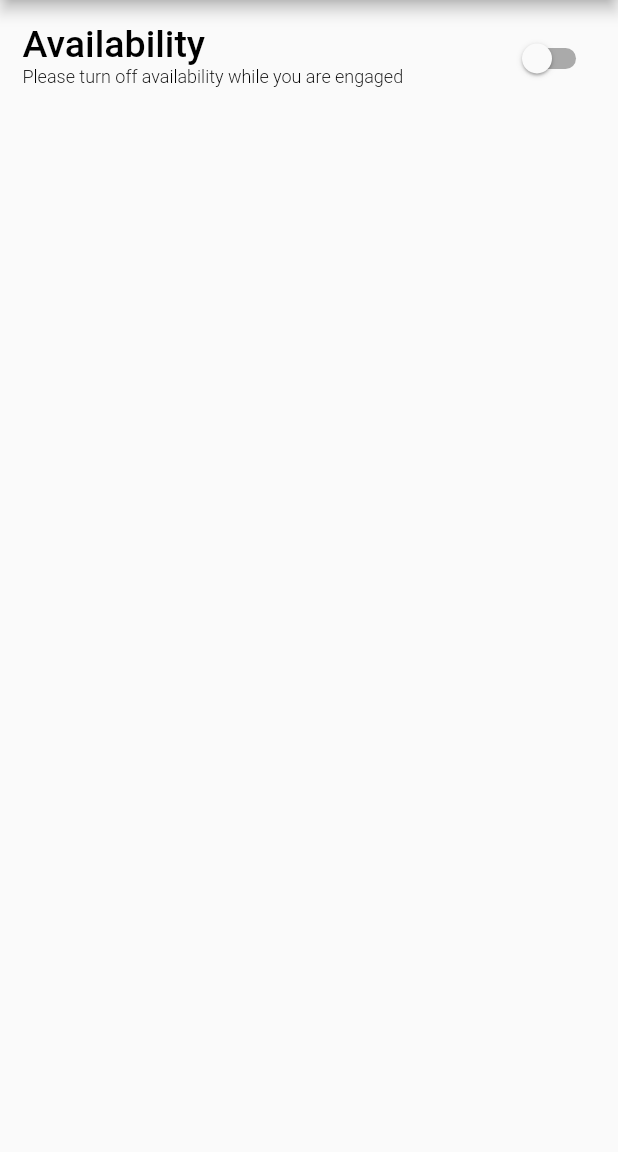
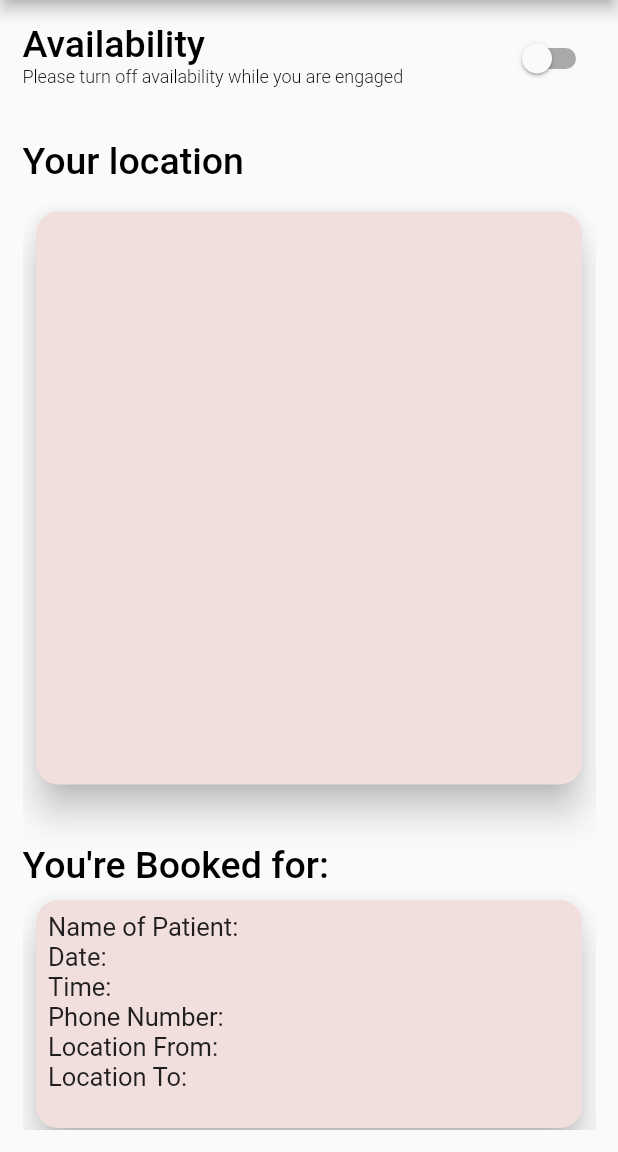
Before and after one commit to rubeyyyy/ambulance-service, a Flutter app: the serviceDashboard screen opened directly, on a phone screen of 412 x 824 dp, the part 84-1236 px from its top. Run offline on Flutter 3.47's test engine with Material 2 defaults, Android fonts, the phone set to English and light mode, and no system bars; Roboto replaces fonts that are missing (Montserrat).

```diff
--- a/bhopu/lib/screen/complaints.dart
+++ b/bhopu/lib/screen/complaints.dart
@@ -45,7 +45,7 @@ class _complaintsState extends State<complaints> {
                   ),
                   Text('Full Name*'),
                   SizedBox(
-                    height: 10,
+                    height: 5,
                   ),
                   TextFormField(
                     validator: (value) {
@@ -65,7 +65,7 @@ class _complaintsState extends State<complaints> {
                   ),
                   Text('Phone Number*'),
                   SizedBox(
-                    height: 10,
+                    height: 5,
                   ),
                   TextFormField(
                     validator: (value) {
@@ -82,7 +82,7 @@ class _complaintsState extends State<complaints> {
                   ),
                   Text('Complain Against'),
                   SizedBox(
-                    height: 10,
+                    height: 5,
                   ),
 
                   DropdownButton<String>(
@@ -102,9 +102,21 @@ class _complaintsState extends State<complaints> {
                 SizedBox(
                     height: 20,
                   ),
+                   Text('Complain Against ambulance number (if any)'),
+                  SizedBox(
+                    height: 5,
+                  ),
+                  TextFormField(
+                    decoration: InputDecoration(
+                        hintText: 'Enter your Ambulance number',
+                        border: OutlineInputBorder()),
+                  ),
+                  SizedBox(
+                    height: 20,
+                  ),
                   Text('Write down Your Problem*'),
                   SizedBox(
-                    height: 10,
+                    height: 5,
                   ),
                   TextFormField(
                     validator: (value) {
@@ -113,10 +125,10 @@ class _complaintsState extends State<complaints> {
                       }
 
                     },
-                    decoration: InputDecoration(
-                        border: OutlineInputBorder()
+                    // decoration: InputDecoration(
+                    //     border: OutlineInputBorder()
 
-                        ),
+                    //     ),
                   ),
                   SizedBox(
                     height: 20,
--- a/bhopu/lib/screen/serviceDashboard.dart
+++ b/bhopu/lib/screen/serviceDashboard.dart
@@ -22,7 +22,12 @@ class _serviceDashboardState extends State<serviceDashboard> {
       drawer: NavBar(),
       body:Padding(
         padding: const EdgeInsets.all(15.0),
-        child: Row(
+        child: SingleChildScrollView(
+          child: Column(
+                    mainAxisAlignment: MainAxisAlignment.start,
+            crossAxisAlignment: CrossAxisAlignment.start,
+                      children: [
+                        Row(
             mainAxisAlignment: MainAxisAlignment.spaceBetween,
             crossAxisAlignment: CrossAxisAlignment.start,
             children: [
@@ -58,8 +63,92 @@ class _serviceDashboardState extends State<serviceDashboard> {
 
           ]
           ),
+            SizedBox(
+            height: 30,
+          ),
+           Text("Your location",style: TextStyle(fontSize: 25, fontWeight: FontWeight.w500, fontFamily: 'Montserrat', color: Colors.black),),
+          Container(
+            //yesma map
+          ),
+            SizedBox(
+            height: 10,
+          ),
+          Container(
+             width: 400,
+          height: 400,
+          padding: new EdgeInsets.all(5.0),
+          child: Card(
+            shape: RoundedRectangleBorder(
+              borderRadius: BorderRadius.circular(15.0),
+            ),
+            color: Color.fromARGB(255, 241, 223, 222),
+            elevation: 10,
+          ),
+          ),
+
+          SizedBox(
+            height: 30,
+          ),
+          Text("You're Booked for:",style: TextStyle(fontSize: 25, fontWeight: FontWeight.w500, fontFamily: 'Montserrat', color: Colors.black),),
+
+          Container(
+             width: 400,
+          height: 170,
+          padding: new EdgeInsets.all(5.0),
+          child: Card(
+            shape: RoundedRectangleBorder(
+              borderRadius: BorderRadius.circular(15.0),
+            ),
+            color: Color.fromARGB(255, 241, 223, 222),
+            elevation: 10,
+             child: Padding(
+               padding: const EdgeInsets.all(8.0),
+               child: Column(
+                mainAxisAlignment: MainAxisAlignment.start,
+                crossAxisAlignment: CrossAxisAlignment.start,
+                children: <Widget>[
+                     Text(
+                      'Name of Patient:',
+                      style: TextStyle(fontSize: 17.0)
+                    ),
+                    Text(
+                      'Date:',
+                      style: TextStyle(fontSize: 17.0)
+                    ),
+                    Text(
+                      'Time:',
+                      style: TextStyle(fontSize: 17.0)
+                    ),
+                    Text(
+                      'Phone Number:',
+                      style: TextStyle(fontSize: 17.0)
+                    ),
+                    Text(
+                      'Location From:',
+                      style: TextStyle(fontSize: 17.0)
+                    ),
+                    Text(
+                      'Location To:',
+                      style: TextStyle(fontSize: 17.0)
+                    ),
 
 
+
+
+                        ]
+          ),
+             )
+          ),
+
+
+
+
+          ),
+
+
+          ]
+              ),
+        ),
       ),
 
     );
```
Lines whose indentation alone changed are shown as unchanged.
